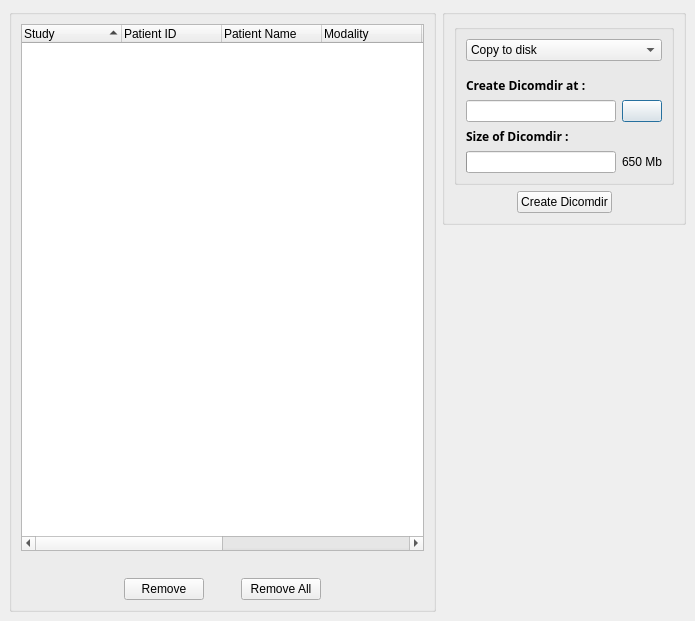
Above: starviewer/src/inputoutput/qcreatedicomdirbase.ui from starviewer-medical/starviewer before the change. Below: the same form after it.
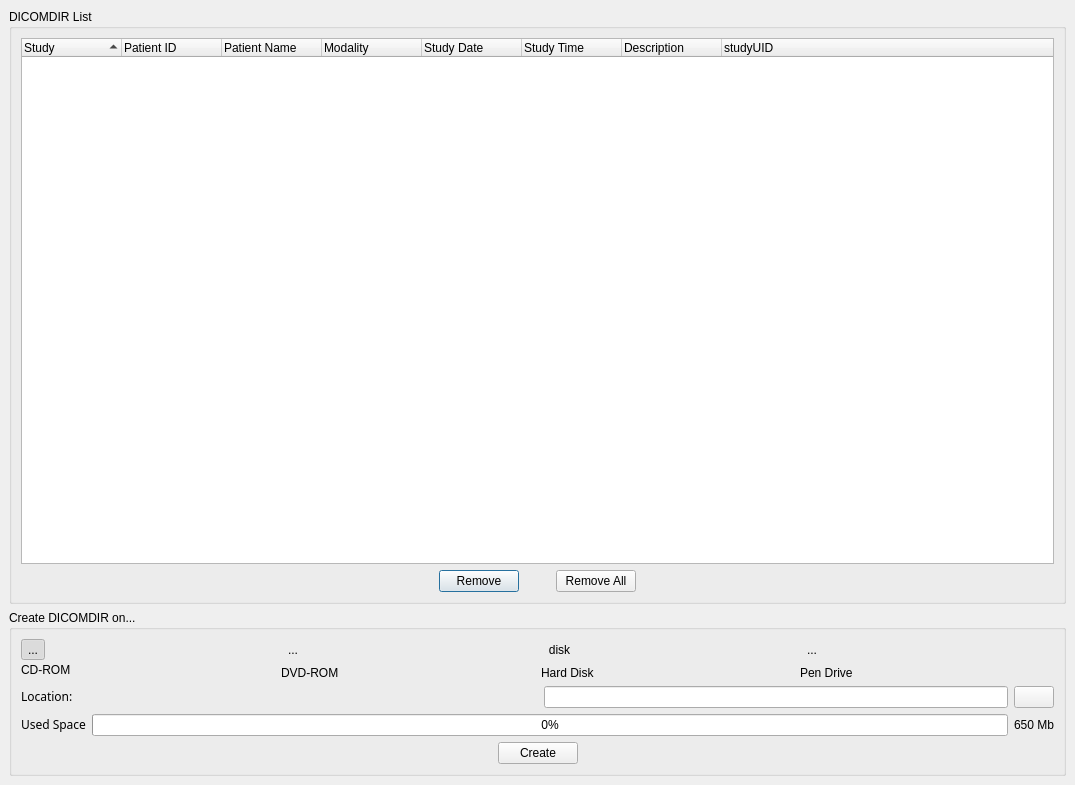
That is the form after the change. Icons and pictures are not drawn.

Commit message: ENH: S'ha millorat l'aspecte del diàleg de creació de DICOMDIR's

What changed in the file:
```diff
--- a/starviewer/src/inputoutput/qcreatedicomdirbase.ui
+++ b/starviewer/src/inputoutput/qcreatedicomdirbase.ui
@@ -5,254 +5,24 @@
    <rect>
     <x>0</x>
     <y>0</y>
-    <width>695</width>
-    <height>621</height>
+    <width>1075</width>
+    <height>785</height>
    </rect>
   </property>
   <property name="windowTitle" >
    <string>Create DicomDir</string>
   </property>
-  <layout class="QGridLayout" >
+  <layout class="QVBoxLayout" >
    <property name="margin" >
     <number>9</number>
    </property>
    <property name="spacing" >
     <number>6</number>
    </property>
-   <item row="0" column="1" >
-    <layout class="QVBoxLayout" >
-     <property name="margin" >
-      <number>0</number>
-     </property>
-     <property name="spacing" >
-      <number>6</number>
-     </property>
-     <item>
-      <widget class="QGroupBox" name="groupBox" >
-       <property name="title" >
-        <string/>
-       </property>
-       <layout class="QGridLayout" >
-        <property name="margin" >
-         <number>9</number>
-        </property>
-        <property name="spacing" >
-         <number>6</number>
-        </property>
-        <item row="0" column="0" >
-         <widget class="QGroupBox" name="groupBox_2" >
-          <property name="title" >
-           <string/>
-          </property>
-          <layout class="QGridLayout" >
-           <property name="margin" >
-            <number>9</number>
-           </property>
-           <property name="spacing" >
-            <number>6</number>
-           </property>
-           <item row="1" column="0" >
-            <spacer>
-             <property name="orientation" >
-              <enum>Qt::Vertical</enum>
-             </property>
-             <property name="sizeType" >
-              <enum>QSizePolicy::Fixed</enum>
-             </property>
-             <property name="sizeHint" >
-              <size>
-               <width>20</width>
-               <height>10</height>
-              </size>
-             </property>
-            </spacer>
-           </item>
-           <item row="5" column="1" >
-            <widget class="QLabel" name="m_labelMbCdDvdOcupat" >
-             <property name="autoFillBackground" >
-              <bool>false</bool>
-             </property>
-             <property name="text" >
-              <string>650 Mb</string>
-             </property>
-             <property name="alignment" >
-              <set>Qt::AlignCenter</set>
-             </property>
-            </widget>
-           </item>
-           <item row="5" column="0" >
-            <widget class="QProgressBar" name="m_progressBarOcupat" >
-             <property name="maximum" >
-              <number>100</number>
-             </property>
-             <property name="value" >
-              <number>0</number>
-             </property>
-             <property name="textVisible" >
-              <bool>false</bool>
-             </property>
-             <property name="orientation" >
-              <enum>Qt::Horizontal</enum>
-             </property>
-             <property name="textDirection" >
-              <enum>QProgressBar::TopToBottom</enum>
-             </property>
-            </widget>
-           </item>
-           <item row="4" column="0" colspan="2" >
-            <widget class="QLabel" name="m_labelSizeOfDicomdir" >
-             <property name="font" >
-              <font>
-               <family>Sans Serif</family>
-               <pointsize>9</pointsize>
-               <weight>75</weight>
-               <italic>false</italic>
-               <bold>true</bold>
-               <underline>false</underline>
-               <strikeout>false</strikeout>
-              </font>
-             </property>
-             <property name="text" >
-              <string>Size of Dicomdir :</string>
-             </property>
-            </widget>
-           </item>
-           <item row="3" column="0" colspan="2" >
-            <layout class="QHBoxLayout" >
-             <property name="margin" >
-              <number>0</number>
-             </property>
-             <property name="spacing" >
-              <number>6</number>
-             </property>
-             <item>
-              <widget class="QLineEdit" name="m_lineEditDicomdirPath" />
-             </item>
-             <item>
-              <widget class="QPushButton" name="m_buttonExamineDisk" >
-               <property name="text" >
-                <string/>
-               </property>
-               <property name="icon" >
-                <iconset resource="../main/main.qrc" >:/images/folderclose.png</iconset>
-               </property>
-              </widget>
-             </item>
-            </layout>
-           </item>
-           <item row="2" column="0" colspan="2" >
-            <widget class="QLabel" name="m_labelCreateDicomdir" >
-             <property name="font" >
-              <font>
-               <family>Sans Serif</family>
-               <pointsize>9</pointsize>
-               <weight>75</weight>
-               <italic>false</italic>
-               <bold>true</bold>
-               <underline>false</underline>
-               <strikeout>false</strikeout>
-              </font>
-             </property>
-             <property name="text" >
-              <string>Create Dicomdir at :</string>
-             </property>
-            </widget>
-           </item>
-           <item row="0" column="0" colspan="2" >
-            <widget class="QComboBox" name="m_comboBoxAction" >
-             <item>
-              <property name="text" >
-               <string>Copy to disk</string>
-              </property>
-             </item>
-             <item>
-              <property name="text" >
-               <string>Copy to usb or flash memories</string>
-              </property>
-             </item>
-             <item>
-              <property name="text" >
-               <string>Burn in a Cd</string>
-              </property>
-             </item>
-             <item>
-              <property name="text" >
-               <string>Burn in a Dvd</string>
-              </property>
-             </item>
-            </widget>
-           </item>
-          </layout>
-         </widget>
-        </item>
-        <item row="1" column="0" >
-         <layout class="QHBoxLayout" >
-          <property name="margin" >
-           <number>0</number>
-          </property>
-          <property name="spacing" >
-           <number>6</number>
-          </property>
-          <item>
-           <spacer>
-            <property name="orientation" >
-             <enum>Qt::Horizontal</enum>
-            </property>
-            <property name="sizeHint" >
-             <size>
-              <width>40</width>
-              <height>20</height>
-             </size>
-            </property>
-           </spacer>
-          </item>
-          <item>
-           <widget class="QPushButton" name="m_buttonCreateDicomdir" >
-            <property name="toolTip" >
-             <string>Creates the Dicomdir with the selected studies</string>
-            </property>
-            <property name="text" >
-             <string>Create Dicomdir</string>
-            </property>
-           </widget>
-          </item>
-          <item>
-           <spacer>
-            <property name="orientation" >
-             <enum>Qt::Horizontal</enum>
-            </property>
-            <property name="sizeHint" >
-             <size>
-              <width>40</width>
-              <height>20</height>
-             </size>
-            </property>
-           </spacer>
-          </item>
-         </layout>
-        </item>
-       </layout>
-      </widget>
-     </item>
-     <item>
-      <spacer>
-       <property name="orientation" >
-        <enum>Qt::Vertical</enum>
-       </property>
-       <property name="sizeHint" >
-        <size>
-         <width>20</width>
-         <height>381</height>
-        </size>
-       </property>
-      </spacer>
-     </item>
-    </layout>
-   </item>
-   <item row="0" column="0" >
-    <widget class="QGroupBox" name="GroupBox1" >
+   <item>
+    <widget class="QGroupBox" name="groupBox_2" >
      <property name="title" >
-      <string/>
+      <string>DICOMDIR List</string>
      </property>
      <layout class="QVBoxLayout" >
       <property name="margin" >
@@ -320,22 +90,6 @@
         </column>
        </widget>
       </item>
-      <item>
-       <spacer>
-        <property name="orientation" >
-         <enum>Qt::Vertical</enum>
-        </property>
-        <property name="sizeType" >
-         <enum>QSizePolicy::Fixed</enum>
-        </property>
-        <property name="sizeHint" >
-         <size>
-          <width>20</width>
-          <height>21</height>
-         </size>
-        </property>
-       </spacer>
-      </item>
       <item>
        <layout class="QHBoxLayout" >
         <property name="margin" >
@@ -411,6 +165,349 @@
      </layout>
     </widget>
    </item>
+   <item>
+    <widget class="QGroupBox" name="groupBox" >
+     <property name="title" >
+      <string>Create DICOMDIR on...</string>
+     </property>
+     <layout class="QGridLayout" >
+      <property name="margin" >
+       <number>9</number>
+      </property>
+      <property name="spacing" >
+       <number>6</number>
+      </property>
+      <item row="3" column="0" colspan="4" >
+       <layout class="QHBoxLayout" >
+        <property name="margin" >
+         <number>0</number>
+        </property>
+        <property name="spacing" >
+         <number>6</number>
+        </property>
+        <item>
+         <spacer>
+          <property name="orientation" >
+           <enum>Qt::Horizontal</enum>
+          </property>
+          <property name="sizeHint" >
+           <size>
+            <width>40</width>
+            <height>20</height>
+           </size>
+          </property>
+         </spacer>
+        </item>
+        <item>
+         <widget class="QPushButton" name="m_buttonCreateDicomdir" >
+          <property name="toolTip" >
+           <string>Creates the Dicomdir with the selected studies</string>
+          </property>
+          <property name="text" >
+           <string>Create</string>
+          </property>
+         </widget>
+        </item>
+        <item>
+         <spacer>
+          <property name="orientation" >
+           <enum>Qt::Horizontal</enum>
+          </property>
+          <property name="sizeHint" >
+           <size>
+            <width>40</width>
+            <height>20</height>
+           </size>
+          </property>
+         </spacer>
+        </item>
+       </layout>
+      </item>
+      <item row="0" column="3" >
+       <layout class="QVBoxLayout" >
+        <property name="margin" >
+         <number>0</number>
+        </property>
+        <property name="spacing" >
+         <number>6</number>
+        </property>
+        <item>
+         <widget class="QToolButton" name="m_pendriveDeviceToolButton" >
+          <property name="text" >
+           <string>...</string>
+          </property>
+          <property name="icon" >
+           <iconset resource="../main/main.qrc" >:/images/usbpendrive.png</iconset>
+          </property>
+          <property name="iconSize" >
+           <size>
+            <width>64</width>
+            <height>64</height>
+           </size>
+          </property>
+          <property name="checkable" >
+           <bool>true</bool>
+          </property>
+          <property name="autoRaise" >
+           <bool>true</bool>
+          </property>
+         </widget>
+        </item>
+        <item>
+         <widget class="QLabel" name="label_4" >
+          <property name="text" >
+           <string>Pen Drive</string>
+          </property>
+         </widget>
+        </item>
+       </layout>
+      </item>
+      <item row="0" column="0" >
+       <layout class="QVBoxLayout" >
+        <property name="margin" >
+         <number>0</number>
+        </property>
+        <property name="spacing" >
+         <number>0</number>
+        </property>
+        <item>
+         <widget class="QToolButton" name="m_cdromDeviceToolButton" >
+          <property name="text" >
+           <string>...</string>
+          </property>
+          <property name="icon" >
+           <iconset resource="../main/main.qrc" >:/images/cdrom.png</iconset>
+          </property>
+          <property name="iconSize" >
+           <size>
+            <width>64</width>
+            <height>64</height>
+           </size>
+          </property>
+          <property name="checkable" >
+           <bool>true</bool>
+          </property>
+          <property name="checked" >
+           <bool>true</bool>
+          </property>
+          <property name="autoRaise" >
+           <bool>true</bool>
+          </property>
+         </widget>
+        </item>
+        <item>
+         <widget class="QLabel" name="label" >
+          <property name="text" >
+           <string>CD-ROM</string>
+          </property>
+         </widget>
+        </item>
+       </layout>
+      </item>
+      <item row="0" column="2" >
+       <layout class="QVBoxLayout" >
+        <property name="margin" >
+         <number>0</number>
+        </property>
+        <property name="spacing" >
+         <number>6</number>
+        </property>
+        <item>
+         <widget class="QToolButton" name="m_hardDiskDeviceToolButton" >
+          <property name="text" >
+           <string>disk</string>
+          </property>
+          <property name="icon" >
+           <iconset resource="../main/main.qrc" >:/images/harddrive.png</iconset>
+          </property>
+          <property name="iconSize" >
+           <size>
+            <width>64</width>
+            <height>64</height>
+           </size>
+          </property>
+          <property name="checkable" >
+           <bool>true</bool>
+          </property>
+          <property name="checked" >
+           <bool>false</bool>
+          </property>
+          <property name="autoRaise" >
+           <bool>true</bool>
+          </property>
+         </widget>
+        </item>
+        <item>
+         <widget class="QLabel" name="label_3" >
+          <property name="text" >
+           <string>Hard Disk</string>
+          </property>
+         </widget>
+        </item>
+       </layout>
+      </item>
+      <item row="0" column="1" >
+       <layout class="QVBoxLayout" >
+        <property name="margin" >
+         <number>0</number>
+        </property>
+        <property name="spacing" >
+         <number>6</number>
+        </property>
+        <item>
+         <widget class="QToolButton" name="m_dvdromDeviceToolButton" >
+          <property name="text" >
+           <string>...</string>
+          </property>
+          <property name="icon" >
+           <iconset resource="../main/main.qrc" >:/images/dvd.png</iconset>
+          </property>
+          <property name="iconSize" >
+           <size>
+            <width>64</width>
+            <height>64</height>
+           </size>
+          </property>
+          <property name="checkable" >
+           <bool>true</bool>
+          </property>
+          <property name="autoRaise" >
+           <bool>true</bool>
+          </property>
+         </widget>
+        </item>
+        <item>
+         <widget class="QLabel" name="label_2" >
+          <property name="text" >
+           <string>DVD-ROM</string>
+          </property>
+         </widget>
+        </item>
+       </layout>
+      </item>
+      <item row="1" column="0" colspan="4" >
+       <layout class="QHBoxLayout" >
+        <property name="margin" >
+         <number>0</number>
+        </property>
+        <property name="spacing" >
+         <number>6</number>
+        </property>
+        <item>
+         <widget class="QLabel" name="m_DICOMDIRLocationLabel" >
+          <property name="font" >
+           <font>
+            <family>Sans Serif</family>
+            <pointsize>9</pointsize>
+            <weight>75</weight>
+            <italic>false</italic>
+            <bold>true</bold>
+            <underline>false</underline>
+            <strikeout>false</strikeout>
+           </font>
+          </property>
+          <property name="text" >
+           <string>&lt;html>&lt;head>&lt;meta name="qrichtext" content="1" />&lt;style type="text/css">
+p, li { white-space: pre-wrap; }
+&lt;/style>&lt;/head>&lt;body style=" font-family:'Sans Serif'; font-size:9pt; font-weight:600; font-style:normal; text-decoration:none;">
+&lt;p style=" margin-top:0px; margin-bottom:0px; margin-left:0px; margin-right:0px; -qt-block-indent:0; text-indent:0px;">&lt;span style=" font-weight:400;">Location:&lt;/span>&lt;/p>&lt;/body>&lt;/html></string>
+          </property>
+         </widget>
+        </item>
+        <item>
+         <spacer>
+          <property name="orientation" >
+           <enum>Qt::Horizontal</enum>
+          </property>
+          <property name="sizeHint" >
+           <size>
+            <width>61</width>
+            <height>20</height>
+           </size>
+          </property>
+         </spacer>
+        </item>
+        <item>
+         <widget class="QLineEdit" name="m_lineEditDicomdirPath" />
+        </item>
+        <item>
+         <widget class="QPushButton" name="m_buttonExamineDisk" >
+          <property name="text" >
+           <string/>
+          </property>
+          <property name="icon" >
+           <iconset resource="../main/main.qrc" >:/images/folderclose.png</iconset>
+          </property>
+         </widget>
+        </item>
+       </layout>
+      </item>
+      <item row="2" column="0" colspan="4" >
+       <layout class="QHBoxLayout" >
+        <property name="margin" >
+         <number>0</number>
+        </property>
+        <property name="spacing" >
+         <number>6</number>
+        </property>
+        <item>
+         <widget class="QLabel" name="m_DICOMDIRUsedSpaceLabel" >
+          <property name="font" >
+           <font>
+            <family>Sans Serif</family>
+            <pointsize>9</pointsize>
+            <weight>75</weight>
+            <italic>false</italic>
+            <bold>true</bold>
+            <underline>false</underline>
+            <strikeout>false</strikeout>
+           </font>
+          </property>
+          <property name="text" >
+           <string>&lt;html>&lt;head>&lt;meta name="qrichtext" content="1" />&lt;style type="text/css">
+p, li { white-space: pre-wrap; }
+&lt;/style>&lt;/head>&lt;body style=" font-family:'Sans Serif'; font-size:9pt; font-weight:600; font-style:normal; text-decoration:none;">
+&lt;p style=" margin-top:0px; margin-bottom:0px; margin-left:0px; margin-right:0px; -qt-block-indent:0; text-indent:0px;">&lt;span style=" font-weight:400;">Used Space&lt;/span>&lt;/p>&lt;/body>&lt;/html></string>
+          </property>
+         </widget>
+        </item>
+        <item>
+         <widget class="QProgressBar" name="m_progressBarOcupat" >
+          <property name="maximum" >
+           <number>100</number>
+          </property>
+          <property name="value" >
+           <number>0</number>
+          </property>
+          <property name="textVisible" >
+           <bool>true</bool>
+          </property>
+          <property name="orientation" >
+           <enum>Qt::Horizontal</enum>
+          </property>
+          <property name="textDirection" >
+           <enum>QProgressBar::TopToBottom</enum>
+          </property>
+         </widget>
+        </item>
+        <item>
+         <widget class="QLabel" name="m_labelMbCdDvdOcupat" >
+          <property name="autoFillBackground" >
+           <bool>false</bool>
+          </property>
+          <property name="text" >
+           <string>650 Mb</string>
+          </property>
+          <property name="alignment" >
+           <set>Qt::AlignCenter</set>
+          </property>
+         </widget>
+        </item>
+       </layout>
+      </item>
+     </layout>
+    </widget>
+   </item>
   </layout>
  </widget>
  <resources>
```
The commit also changes 7 other files.
